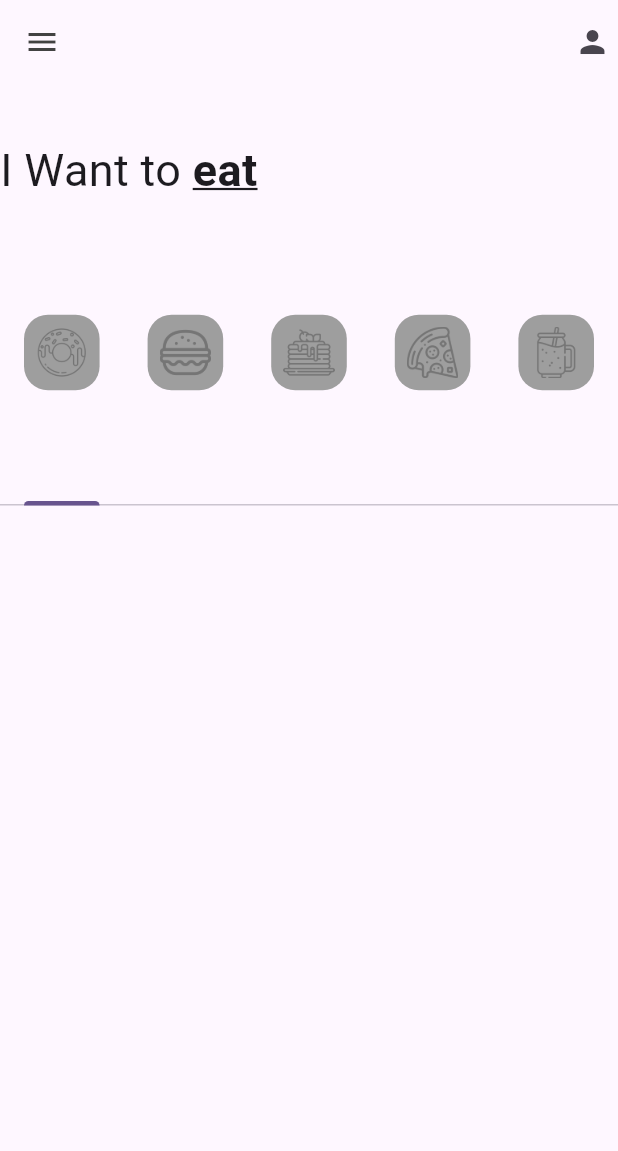
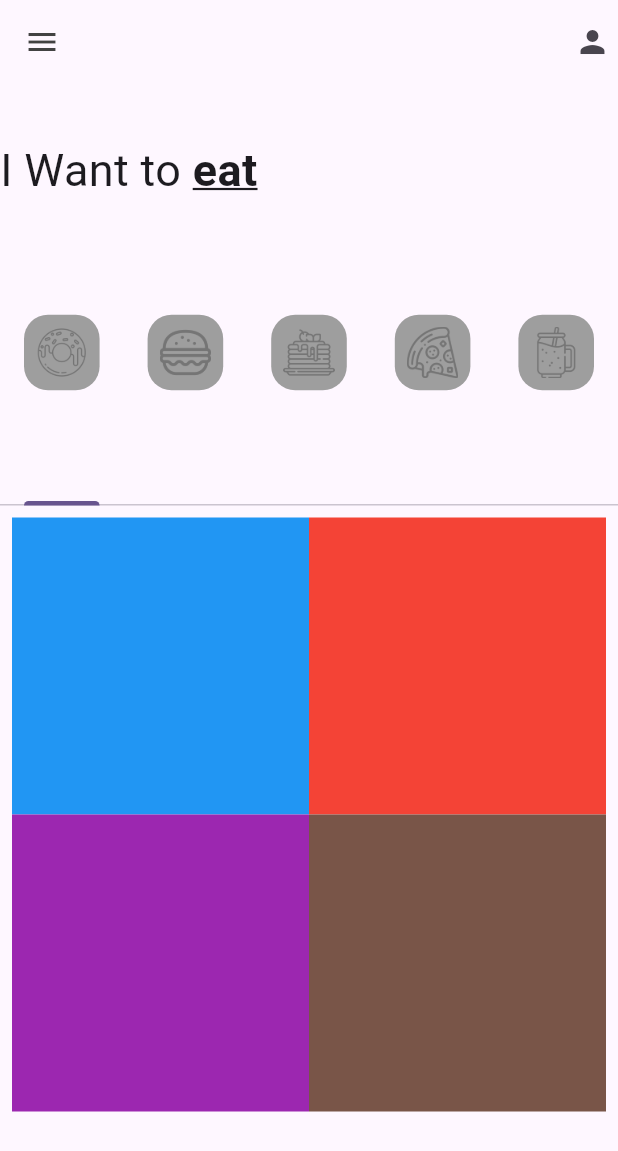
Before and after one commit to JoelSANQ/donut_app_2b_sanchez, a Flutter app: the screen it shows after launch, on a phone screen of 412 x 824 dp. Shown: the top 1151 px of the screen. Run offline on Flutter 3.47's test engine with Material 3 defaults, Android fonts, the phone set to English and light mode, and no system bars.

Commit message:
Starting Gridview

```diff
--- a/lib/icons/tabs/donut_tab.dart
+++ b/lib/icons/tabs/donut_tab.dart
@@ -1,3 +1,4 @@
+import 'package:donut_app_2b_sanchez/utils/donut_tile.dart';
 import 'package:flutter/material.dart';
 
 class DonutTab extends StatelessWidget {
@@ -16,23 +17,24 @@
   @override
   Widget build(BuildContext context) {
     return GridView.builder(
-      //Elementos en nuestra lista
+      //Elementos en nuestra lista ///cuantos elementos tengo
       itemCount: donutsOnsale.length,
       padding: const EdgeInsets.all(8.0),
+      //organiza como distribuir
       gridDelegate: SliverGridDelegateWithFixedCrossAxisCount(
         //numero de columnas
         crossAxisCount: 2),
         itemBuilder: (context, index) {
-         return DonutTittle(
+         return DonutTile(
           donutFlavor: donutsOnsale[index][0],
-          donutPrice: donutsOnsale[index][0],
-          donutColor: donutsOnsale[index][0],
-          imageName: donutsOnsale[index][0],
-         )
+          donutPrice: donutsOnsale[index][1],
+          donutColor: donutsOnsale[index][2],
+          imageName: donutsOnsale[index][3],
+         );
 
 
         }
     )
     ;
   }
-}
+}///
--- a/lib/pages/home_page.dart
+++ b/lib/pages/home_page.dart
@@ -1,3 +1,4 @@
+
 import 'package:donut_app_2b_sanchez/icons/tabs/burguer_tab.dart';
 import 'package:donut_app_2b_sanchez/icons/tabs/donut_tab.dart';
 import 'package:donut_app_2b_sanchez/icons/tabs/pancakes_tab.dart';
@@ -59,7 +60,7 @@
                decoration: TextDecoration.underline))
           ],
         ),
-//tab bar
+
 TabBar(tabs: myTabs),
       //tab bar view
 Expanded(
--- /dev/null
+++ b/lib/utils/donut_tile.dart
@@ -0,0 +1,18 @@
+import 'package:flutter/material.dart';
+
+class DonutTile extends StatelessWidget {
+  final String donutFlavor;
+  final String donutPrice;
+  final dynamic donutColor;
+  final String imageName;
+  const DonutTile({super.key, required this.donutFlavor, required this.donutPrice, this.donutColor, required this.imageName});
+
+  @override
+  Widget build(BuildContext context) {
+    return Container(
+      decoration: BoxDecoration(
+        color: donutColor[500]
+      ),
+    );
+  }
+}
```
